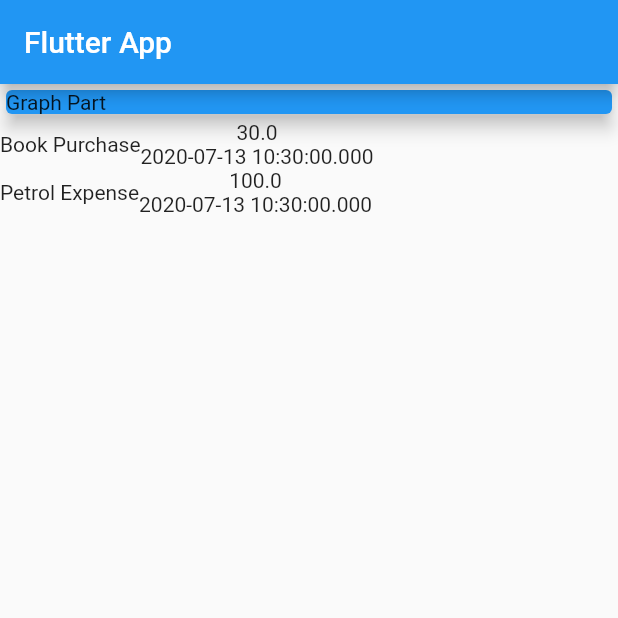
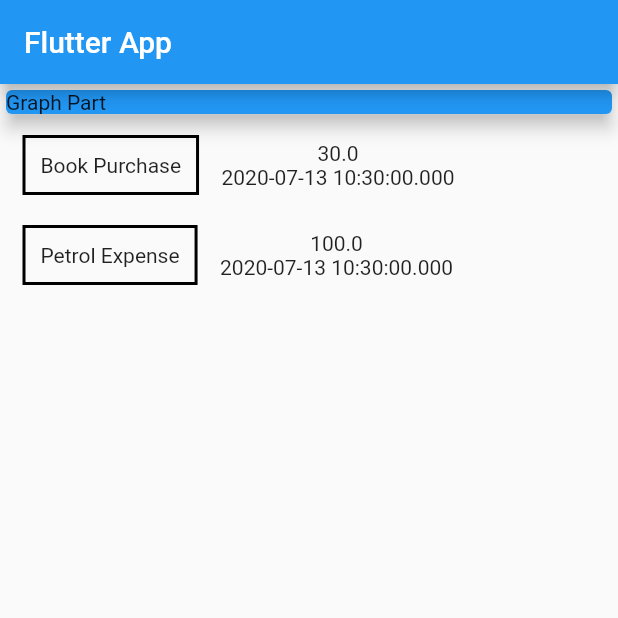
Before and after one commit to dipinkp1993/expenseFinderflutter, a Flutter app: the screen it shows after launch, on a phone screen of 412 x 824 dp, the top half of it. Run offline on Flutter 3.47's test engine with Material 2 defaults, Android fonts, the phone set to English and light mode, and no system bars.

Commit message:
some basics to style container

```diff
--- a/lib/main.dart
+++ b/lib/main.dart
@@ -52,6 +52,10 @@ class MyHomePage extends StatelessWidget {
                 children: <Widget>[
                   Container(
                     child: Text(tr.title),
+                    margin: EdgeInsets.symmetric(horizontal: 15, vertical: 10),
+                    decoration: BoxDecoration(
+                        border: Border.all(color: Colors.black, width: 2)),
+                    padding: EdgeInsets.all(10),
                   ),
                   Column(
                     children: <Widget>[
```
